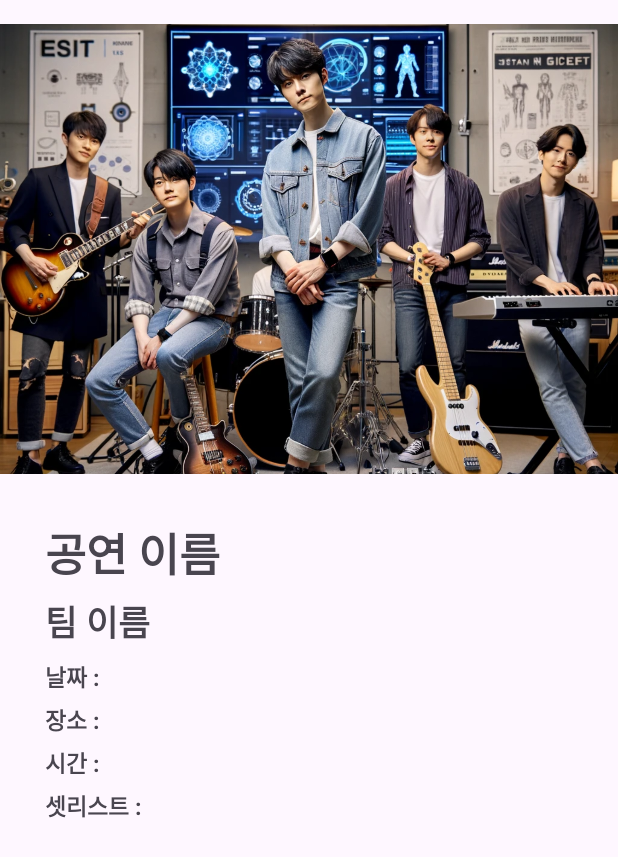
After one commit to kimseongah/MadCamp_week2, an Android app: the layout activity_busking_info.xml on its own in the app's theme, with its tools: preview values and no code run, on a phone screen of 412 x 824 dp. The commit adds this screen. Shown: the top 857 px of the screen. Run offline under Robolectric (Android 15) with nearby library versions, the phone set to English and light mode, and no system bars; network calls fail.

Commit message:
add busking info activity

```diff
--- a/app/src/main/java/com/example/madcamp_week2/BuskingViewHolder.kt
+++ b/app/src/main/java/com/example/madcamp_week2/BuskingViewHolder.kt
@@ -3,6 +3,7 @@ package com.example.madcamp_week2
 import android.view.View
 import android.widget.ImageView
 import android.widget.TextView
+import androidx.cardview.widget.CardView
 import androidx.recyclerview.widget.RecyclerView
 import com.example.madcamp_week2.R
 
@@ -12,4 +13,5 @@ class BuskingViewHolder(itemView: View) : RecyclerView.ViewHolder(itemView) {
     val eventLocation: TextView = itemView.findViewById(R.id.eventLocation)
     val eventTime: TextView = itemView.findViewById(R.id.eventTime)
     val addButton: ImageView = itemView.findViewById(R.id.addButton)
+    val eventcard:CardView = itemView.findViewById(R.id.eventListItem)
 }
--- a/app/src/main/java/com/example/madcamp_week2/Register.kt
+++ b/app/src/main/java/com/example/madcamp_week2/Register.kt
@@ -182,8 +182,8 @@ class Register : BaseActivity() {
                 showToast("밴드명을 입력해주세요")
             } else if (title.length == 0) {
                 showToast("공연명을 입력해주세요")
-            } else if (image_url.length == 0) {
-                showToast("공연명을 입력해주세요")
+            } else if (imageUri==null) {
+                showToast("공연 대표 사진을 골라주세요")
             } else if (date.length == 0) {
                 showToast("날짜를 입력해주세요")
             } else if (location == "공연 장소를 선택하세요") {
--- /dev/null
+++ b/app/src/main/res/layout/activity_busking_info.xml
@@ -0,0 +1,171 @@
+<?xml version="1.0" encoding="utf-8"?>
+<FrameLayout
+    xmlns:android="http://schemas.android.com/apk/res/android"
+    xmlns:app="http://schemas.android.com/apk/res-auto"
+    android:layout_height="match_parent"
+    android:layout_width="match_parent"
+    android:id="@+id/infoConcert">
+        <FrameLayout
+            android:layout_width="match_parent"
+            android:layout_height="match_parent"
+            android:layout_gravity="center"
+            android:layout_marginTop="@dimen/padding_1"
+            android:layout_marginBottom="@dimen/padding_1">
+            <LinearLayout
+                android:layout_width="match_parent"
+                android:layout_height="match_parent"
+                android:orientation="vertical">
+                <ImageView
+                    android:id="@+id/dialog_top_image"
+                    android:layout_width="match_parent"
+                    android:layout_height="300dp"
+                    android:adjustViewBounds="true"
+                    android:scaleType="centerCrop"
+                    android:src="@drawable/profile1"
+                    />
+                <Space
+                    android:layout_width="match_parent"
+                    android:layout_height="0dp"
+                    android:layout_weight="1" />
+                <!--                <ImageView-->
+<!--                    android:layout_width="wrap_content"-->
+<!--                    android:layout_height="wrap_content"-->
+<!--                    android:src="@drawable/close" />-->
+            </LinearLayout>
+
+            <LinearLayout
+                android:layout_width="match_parent"
+                android:layout_height="match_parent"
+                android:orientation="vertical"
+                android:padding="30dp"
+                android:layout_marginTop="300dp">
+
+
+
+                <TextView
+                    android:id="@+id/dialog_title"
+                    android:layout_width="wrap_content"
+                    android:layout_height="wrap_content"
+                    android:text="공연 이름"
+                    android:textSize="30sp"
+                    android:textStyle="bold" />
+
+                <TextView
+                    android:id="@+id/dialog_team"
+                    android:layout_width="wrap_content"
+                    android:layout_height="wrap_content"
+                    android:layout_marginTop="5dp"
+                    android:text="팀 이름"
+                    android:textSize="23sp"
+                    android:textStyle="bold" />
+
+                <LinearLayout
+                    android:layout_width="wrap_content"
+                    android:layout_height="wrap_content"
+                    android:layout_marginTop="7dp">
+
+                    <TextView
+                        android:id="@+id/d"
+                        android:layout_width="wrap_content"
+                        android:layout_height="wrap_content"
+                        android:text="날짜 : "
+                        android:textSize="15sp"
+                        android:textStyle="bold" />
+
+                    <TextView
+                        android:id="@+id/dialog_date"
+                        android:layout_width="wrap_content"
+                        android:layout_height="wrap_content"
+                        android:textSize="15sp" />
+                </LinearLayout>
+
+                <LinearLayout
+                    android:layout_width="wrap_content"
+                    android:layout_height="wrap_content"
+                    android:layout_marginTop="5dp">
+
+                    <TextView
+                        android:layout_width="wrap_content"
+                        android:layout_height="wrap_content"
+                        android:text="장소 : "
+                        android:textSize="15sp"
+                        android:textStyle="bold" />
+
+                    <TextView
+                        android:id="@+id/dialog_location"
+                        android:layout_width="wrap_content"
+                        android:layout_height="wrap_content"
+                        android:textSize="15sp" />
+                </LinearLayout>
+
+                <LinearLayout
+                    android:layout_width="wrap_content"
+                    android:layout_height="wrap_content"
+                    android:layout_marginTop="5dp">
+
+                    <TextView
+                        android:layout_width="wrap_content"
+                        android:layout_height="wrap_content"
+                        android:text="시간 : "
+                        android:textSize="15sp"
+                        android:textStyle="bold" />
+
+                    <TextView
+                        android:id="@+id/dialog_time"
+                        android:layout_width="wrap_content"
+                        android:layout_height="wrap_content"
+                        android:textSize="15sp" />
+                </LinearLayout>
+
+                <LinearLayout
+                    android:layout_width="wrap_content"
+                    android:layout_height="wrap_content"
+                    android:layout_marginTop="5dp">
+
+                    <TextView
+                        android:layout_width="wrap_content"
+                        android:layout_height="wrap_content"
+                        android:text="셋리스트 : "
+                        android:textSize="15sp"
+                        android:textStyle="bold" />
+
+                    <TextView
+                        android:id="@+id/dialog_set_list"
+                        android:layout_width="wrap_content"
+                        android:layout_height="wrap_content"
+                        android:textSize="15sp" />
+                </LinearLayout>
+            </LinearLayout>
+        </FrameLayout>
+
+    <!--        <androidx.cardview.widget.CardView-->
+<!--            android:layout_width="match_parent"-->
+<!--            android:layout_height="fill_parent"-->
+<!--            android:orientation="vertical"-->
+<!--            android:padding="16dp"-->
+<!--            app:cardBackgroundColor="#FFFFFF"-->
+<!--            app:cardCornerRadius="15dp">-->
+
+<!--            <RelativeLayout-->
+<!--                android:layout_width="match_parent"-->
+<!--                android:layout_height="wrap_content">-->
+
+<!--                <ImageView-->
+<!--                    android:id="@+id/dialog_close_button"-->
+<!--                    android:layout_width="wrap_content"-->
+<!--                    android:layout_height="wrap_content"-->
+<!--                    android:layout_alignParentEnd="true"-->
+<!--                    android:layout_alignParentTop="true"-->
+<!--                    android:layout_marginEnd="30dp"-->
+<!--                    android:layout_marginTop="30dp"-->
+<!--                    android:src="@drawable/favorite" />-->
+
+<!--            </RelativeLayout>-->
+
+
+            <!-- 기타 뷰들, 예를 들어 별점, 주소, 설명 등을 여기에 추가 -->
+
+<!--        </androidx.cardview.widget.CardView>-->
+
+
+</FrameLayout>
--- a/app/src/main/res/layout/activity_schedule.xml
+++ b/app/src/main/res/layout/activity_schedule.xml
@@ -1,4 +1,9 @@
 <?xml version="1.0" encoding="utf-8"?>
+<FrameLayout
+    android:id="@+id/fragmentContainer"
+    android:layout_width="match_parent"
+    android:layout_height="match_parent"
+    xmlns:android="http://schemas.android.com/apk/res/android" >
 <RelativeLayout xmlns:android="http://schemas.android.com/apk/res/android"
     xmlns:app="http://schemas.android.com/apk/res-auto"
     xmlns:tools="http://schemas.android.com/tools"
@@ -57,3 +62,4 @@
 
     <include layout="@layout/bottom_navigation"/>
 </RelativeLayout>
+</FrameLayout>
```
Also changed, not shown: app/src/main/AndroidManifest.xml (+22 -16 lines), app/src/main/java/com/example/madcamp_week2/BuskingAdapter.kt (+30 -4 lines), app/src/main/java/com/example/madcamp_week2/BuskingInfo.kt (added, +42 -0 lines), app/src/main/java/com/example/madcamp_week2/Schedule.kt (+19 -1 lines), app/src/main/java/com/example/madcamp_week2/itemFragment.kt (added, +55 -0 lines), app/src/main/res/layout/fragment_item.xml (+9 -2 lines).
